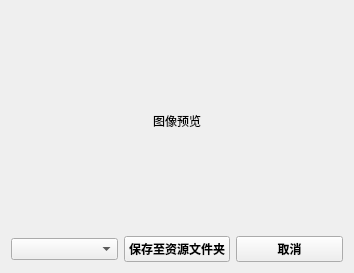
Above: 窗体/image_preview.ui from FsterThanLight/automatic_clicker_2 before the change. Below: the same form after it.
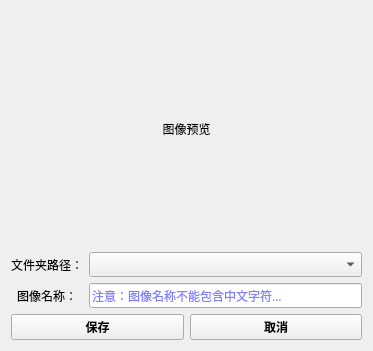
That is the form after the change. Icons and pictures are not drawn.

Patch:
```diff
--- a/窗体/image_preview.ui
+++ b/窗体/image_preview.ui
@@ -6,14 +6,23 @@
    <rect>
     <x>0</x>
     <y>0</y>
-    <width>354</width>
-    <height>273</height>
+    <width>373</width>
+    <height>351</height>
    </rect>
   </property>
+  <property name="font">
+   <font>
+    <family>微软雅黑</family>
+   </font>
+  </property>
   <property name="windowTitle">
    <string>截图预览</string>
   </property>
-  <layout class="QVBoxLayout" name="verticalLayout" stretch="8,1">
+  <property name="windowIcon">
+   <iconset resource="../images.qrc">
+    <normaloff>:/按钮图标/窗体/res/图标.png</normaloff>:/按钮图标/窗体/res/图标.png</iconset>
+  </property>
+  <layout class="QVBoxLayout" name="verticalLayout" stretch="6,1,1">
    <item>
     <widget class="QLabel" name="label">
      <property name="text">
@@ -25,20 +34,235 @@
     </widget>
    </item>
    <item>
-    <layout class="QHBoxLayout" name="horizontalLayout" stretch="0,0,0">
-     <item>
-      <widget class="QComboBox" name="comboBox"/>
+    <layout class="QGridLayout" name="gridLayout">
+     <item row="0" column="0">
+      <widget class="QLabel" name="label_2">
+       <property name="text">
+        <string>文件夹路径：</string>
+       </property>
+       <property name="alignment">
+        <set>Qt::AlignCenter</set>
+       </property>
+      </widget>
      </item>
+     <item row="0" column="1">
+      <widget class="QComboBox" name="comboBox">
+       <property name="palette">
+        <palette>
+         <active>
+          <colorrole role="WindowText">
+           <brush brushstyle="SolidPattern">
+            <color alpha="255">
+             <red>0</red>
+             <green>0</green>
+             <blue>255</blue>
+            </color>
+           </brush>
+          </colorrole>
+          <colorrole role="Text">
+           <brush brushstyle="SolidPattern">
+            <color alpha="255">
+             <red>0</red>
+             <green>0</green>
+             <blue>255</blue>
+            </color>
+           </brush>
+          </colorrole>
+          <colorrole role="PlaceholderText">
+           <brush brushstyle="SolidPattern">
+            <color alpha="128">
+             <red>0</red>
+             <green>0</green>
+             <blue>255</blue>
+            </color>
+           </brush>
+          </colorrole>
+         </active>
+         <inactive>
+          <colorrole role="WindowText">
+           <brush brushstyle="SolidPattern">
+            <color alpha="255">
+             <red>0</red>
+             <green>0</green>
+             <blue>255</blue>
+            </color>
+           </brush>
+          </colorrole>
+          <colorrole role="Text">
+           <brush brushstyle="SolidPattern">
+            <color alpha="255">
+             <red>0</red>
+             <green>0</green>
+             <blue>255</blue>
+            </color>
+           </brush>
+          </colorrole>
+          <colorrole role="PlaceholderText">
+           <brush brushstyle="SolidPattern">
+            <color alpha="128">
+             <red>0</red>
+             <green>0</green>
+             <blue>255</blue>
+            </color>
+           </brush>
+          </colorrole>
+         </inactive>
+         <disabled>
+          <colorrole role="WindowText">
+           <brush brushstyle="SolidPattern">
+            <color alpha="255">
+             <red>120</red>
+             <green>120</green>
+             <blue>120</blue>
+            </color>
+           </brush>
+          </colorrole>
+          <colorrole role="Text">
+           <brush brushstyle="SolidPattern">
+            <color alpha="255">
+             <red>120</red>
+             <green>120</green>
+             <blue>120</blue>
+            </color>
+           </brush>
+          </colorrole>
+          <colorrole role="PlaceholderText">
+           <brush brushstyle="SolidPattern">
+            <color alpha="128">
+             <red>0</red>
+             <green>0</green>
+             <blue>0</blue>
+            </color>
+           </brush>
+          </colorrole>
+         </disabled>
+        </palette>
+       </property>
+      </widget>
+     </item>
+     <item row="1" column="0">
+      <widget class="QLabel" name="label_3">
+       <property name="text">
+        <string>图像名称：</string>
+       </property>
+       <property name="alignment">
+        <set>Qt::AlignCenter</set>
+       </property>
+      </widget>
+     </item>
+     <item row="1" column="1">
+      <widget class="QLineEdit" name="lineEdit">
+       <property name="palette">
+        <palette>
+         <active>
+          <colorrole role="WindowText">
+           <brush brushstyle="SolidPattern">
+            <color alpha="255">
+             <red>0</red>
+             <green>0</green>
+             <blue>255</blue>
+            </color>
+           </brush>
+          </colorrole>
+          <colorrole role="Text">
+           <brush brushstyle="SolidPattern">
+            <color alpha="255">
+             <red>0</red>
+             <green>0</green>
+             <blue>255</blue>
+            </color>
+           </brush>
+          </colorrole>
+          <colorrole role="PlaceholderText">
+           <brush brushstyle="SolidPattern">
+            <color alpha="128">
+             <red>0</red>
+             <green>0</green>
+             <blue>255</blue>
+            </color>
+           </brush>
+          </colorrole>
+         </active>
+         <inactive>
+          <colorrole role="WindowText">
+           <brush brushstyle="SolidPattern">
+            <color alpha="255">
+             <red>0</red>
+             <green>0</green>
+             <blue>255</blue>
+            </color>
+           </brush>
+          </colorrole>
+          <colorrole role="Text">
+           <brush brushstyle="SolidPattern">
+            <color alpha="255">
+             <red>0</red>
+             <green>0</green>
+             <blue>255</blue>
+            </color>
+           </brush>
+          </colorrole>
+          <colorrole role="PlaceholderText">
+           <brush brushstyle="SolidPattern">
+            <color alpha="128">
+             <red>0</red>
+             <green>0</green>
+             <blue>255</blue>
+            </color>
+           </brush>
+          </colorrole>
+         </inactive>
+         <disabled>
+          <colorrole role="WindowText">
+           <brush brushstyle="SolidPattern">
+            <color alpha="255">
+             <red>120</red>
+             <green>120</green>
+             <blue>120</blue>
+            </color>
+           </brush>
+          </colorrole>
+          <colorrole role="Text">
+           <brush brushstyle="SolidPattern">
+            <color alpha="255">
+             <red>120</red>
+             <green>120</green>
+             <blue>120</blue>
+            </color>
+           </brush>
+          </colorrole>
+          <colorrole role="PlaceholderText">
+           <brush brushstyle="SolidPattern">
+            <color alpha="128">
+             <red>0</red>
+             <green>0</green>
+             <blue>0</blue>
+            </color>
+           </brush>
+          </colorrole>
+         </disabled>
+        </palette>
+       </property>
+       <property name="placeholderText">
+        <string>注意：图像名称不能包含中文字符...</string>
+       </property>
+      </widget>
+     </item>
+    </layout>
+   </item>
+   <item>
+    <layout class="QHBoxLayout" name="horizontalLayout" stretch="0,0">
      <item>
       <widget class="QPushButton" name="pushButton">
        <property name="font">
         <font>
+         <family>微软雅黑</family>
          <weight>75</weight>
          <bold>true</bold>
         </font>
        </property>
        <property name="text">
-        <string>保存至资源文件夹</string>
+        <string>保存</string>
        </property>
       </widget>
      </item>
@@ -46,6 +270,7 @@
       <widget class="QPushButton" name="pushButton_2">
        <property name="font">
         <font>
+         <family>微软雅黑</family>
          <weight>75</weight>
          <bold>true</bold>
         </font>
```
Left out of the diff: 23 changed lines with no effect on the pictures.
